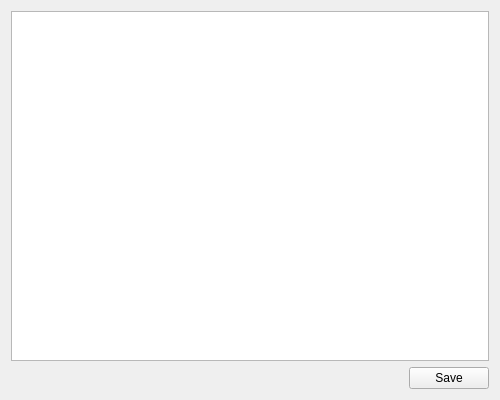
This is editorwindow.ui in shahadat-sdt/FileCompressor as Qt 5 draws it before an edit. The edited form follows.
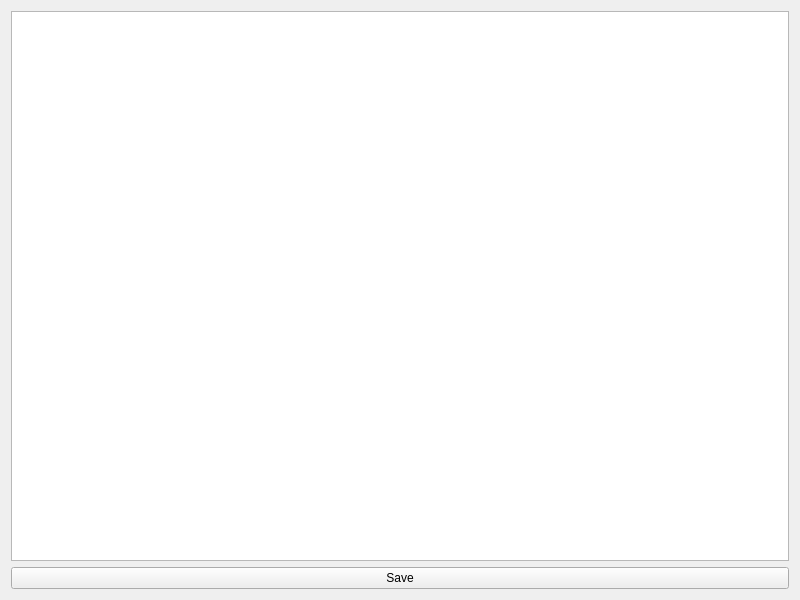
This is the edited form.

Commit message: click save ui and functionality improved

Diff of the .ui file:
```diff
--- a/editorwindow.ui
+++ b/editorwindow.ui
@@ -6,8 +6,8 @@
             <rect>
                 <x>0</x>
                 <y>0</y>
-                <width>500</width>
-                <height>400</height>
+                <width>800</width>
+                <height>600</height>
             </rect>
         </property>
         <property name="windowTitle">
@@ -17,24 +17,8 @@
             <item>
                 <widget class="QPlainTextEdit" name="textEdit"/>
             </item>
-            <item>
-                <layout class="QHBoxLayout" name="saveButtonLayout">
-                    <item>
-                        <spacer name="horizontalSpacer">
-                            <property name="orientation">
-                                <enum>Qt::Horizontal</enum>
-                            </property>
-                            <property name="sizeType">
-                                <enum>QSizePolicy::Expanding</enum>
-                            </property>
-                            <property name="sizeHint">
-                                <size>
-                                    <width>40</width>
-                                    <height>20</height>
-                                </size>
-                            </property>
-                        </spacer>
-                    </item>
+
+            <!-- Save button -->
                     <item>
                         <widget class="QPushButton" name="saveButton">
                             <property name="text">
@@ -42,8 +26,7 @@
                             </property>
                         </widget>
                     </item>
-                </layout>
-            </item>
+
         </layout>
     </widget>
     <resources/>
```
Left out of the diff: 3 changed lines with no effect on the pictures. Lines whose indentation alone changed are shown as unchanged. The commit also changes 1 other file.
